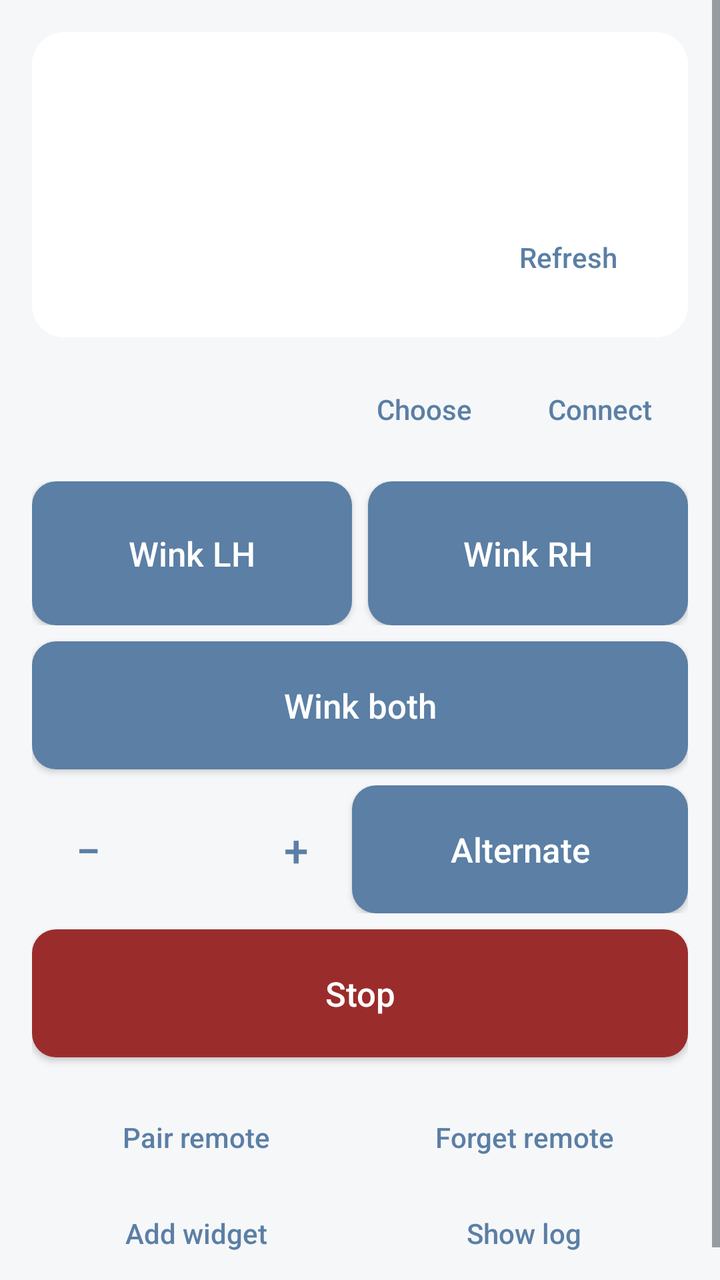
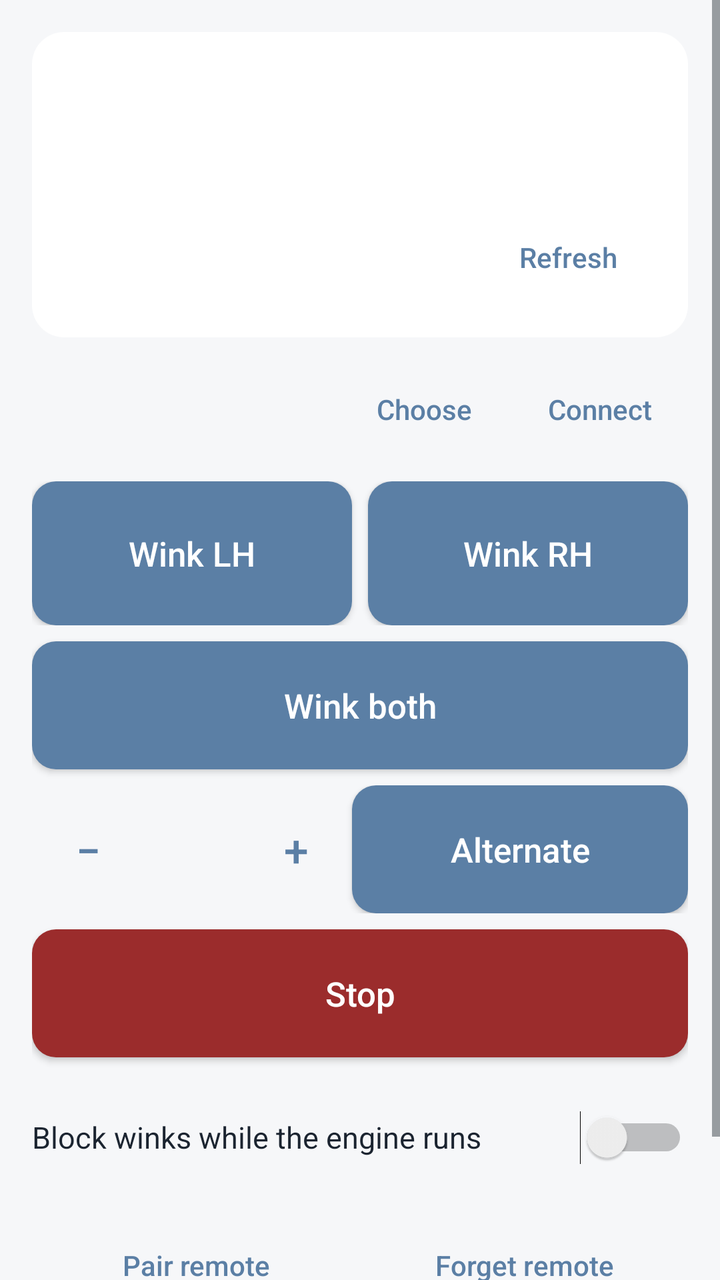

Screens rendered from an Android XML layout before and after an edit, with the pre-edit source and the edit as a unified diff.
<!-- AndroidManifest.xml: application theme Theme.ProbeWink -->
<!-- res/layout/activity_main.xml -->
<?xml version="1.0" encoding="utf-8"?>
<ScrollView xmlns:android="http://schemas.android.com/apk/res/android"
    android:layout_width="match_parent"
    android:layout_height="match_parent"
    android:fitsSystemWindows="true">

    <LinearLayout
        android:layout_width="match_parent"
        android:layout_height="wrap_content"
        android:orientation="vertical"
        android:padding="16dp">

        
        <LinearLayout
            android:layout_width="match_parent"
            android:layout_height="wrap_content"
            android:background="@drawable/card"
            android:orientation="vertical"
            android:padding="16dp">
            <TextView
                android:id="@+id/state"
                android:layout_width="wrap_content"
                android:layout_height="wrap_content"
                android:textColor="@color/text"
                android:textSize="30sp"
                android:textStyle="bold" />
            <TextView
                android:id="@+id/state_text"
                android:layout_width="match_parent"
                android:layout_height="wrap_content"
                android:layout_marginTop="4dp"
                android:textColor="@color/muted"
                android:textSize="15sp" />
            <TextView
                android:id="@+id/reply"
                android:layout_width="match_parent"
                android:layout_height="wrap_content"
                android:layout_marginTop="8dp"
                android:textColor="@color/fault"
                android:textSize="15sp"
                android:visibility="gone" />
            <LinearLayout
                android:layout_width="match_parent"
                android:layout_height="wrap_content"
                android:layout_marginTop="8dp"
                android:gravity="center_vertical"
                android:orientation="horizontal">
                <TextView
                    android:id="@+id/remote"
                    android:layout_width="0dp"
                    android:layout_height="wrap_content"
                    android:layout_weight="1"
                    android:textColor="@color/muted"
                    android:textSize="13sp" />
                <Button
                    android:id="@+id/btn_status"
                    style="@style/BtnQuiet"
                    android:layout_width="wrap_content"
                    android:layout_height="wrap_content"
                    android:text="Refresh" />
            </LinearLayout>
        </LinearLayout>

        
        <LinearLayout
            android:layout_width="match_parent"
            android:layout_height="wrap_content"
            android:layout_marginTop="12dp"
            android:gravity="center_vertical"
            android:orientation="horizontal">
            <TextView
                android:id="@+id/module"
                android:layout_width="0dp"
                android:layout_height="wrap_content"
                android:layout_weight="1"
                android:textColor="@color/text"
                android:textSize="14sp" />
            <Button
                android:id="@+id/btn_choose"
                style="@style/BtnQuiet"
                android:layout_width="wrap_content"
                android:layout_height="wrap_content"
                android:text="Choose" />
            <Button
                android:id="@+id/btn_connect"
                style="@style/BtnQuiet"
                android:layout_width="wrap_content"
                android:layout_height="wrap_content"
                android:text="Connect" />
        </LinearLayout>

        
        <LinearLayout
            android:layout_width="match_parent"
            android:layout_height="wrap_content"
            android:layout_marginTop="12dp"
            android:orientation="horizontal">
            <Button
                android:id="@+id/btn_lh"
                style="@style/Btn"
                android:layout_width="0dp"
                android:layout_height="72dp"
                android:layout_marginEnd="8dp"
                android:layout_weight="1"
                android:text="Wink LH" />
            <Button
                android:id="@+id/btn_rh"
                style="@style/Btn"
                android:layout_width="0dp"
                android:layout_height="72dp"
                android:layout_weight="1"
                android:text="Wink RH" />
        </LinearLayout>
        <Button
            android:id="@+id/btn_both"
            style="@style/Btn"
            android:layout_width="match_parent"
            android:layout_height="64dp"
            android:layout_marginTop="8dp"
            android:text="Wink both" />

        
        <LinearLayout
            android:layout_width="match_parent"
            android:layout_height="wrap_content"
            android:layout_marginTop="8dp"
            android:gravity="center_vertical"
            android:orientation="horizontal">
            <Button
                android:id="@+id/btn_alt_minus"
                style="@style/BtnQuiet"
                android:layout_width="56dp"
                android:layout_height="56dp"
                android:text="−"
                android:textSize="22sp" />
            <TextView
                android:id="@+id/alt_secs"
                android:layout_width="48dp"
                android:layout_height="wrap_content"
                android:gravity="center"
                android:textColor="@color/text"
                android:textSize="16sp" />
            <Button
                android:id="@+id/btn_alt_plus"
                style="@style/BtnQuiet"
                android:layout_width="56dp"
                android:layout_height="56dp"
                android:text="+"
                android:textSize="22sp" />
            <Button
                android:id="@+id/btn_alt"
                style="@style/Btn"
                android:layout_width="0dp"
                android:layout_height="64dp"
                android:layout_weight="1"
                android:text="Alternate" />
        </LinearLayout>

        <Button
            android:id="@+id/btn_stop"
            style="@style/Btn"
            android:layout_width="match_parent"
            android:layout_height="64dp"
            android:layout_marginTop="8dp"
            android:background="@drawable/btn_stop"
            android:text="Stop" />

        
        <LinearLayout
            android:layout_width="match_parent"
            android:layout_height="wrap_content"
            android:layout_marginTop="16dp"
            android:orientation="horizontal">
            <Button
                android:id="@+id/btn_pair"
                style="@style/BtnQuiet"
                android:layout_width="0dp"
                android:layout_height="wrap_content"
                android:layout_weight="1"
                android:text="Pair remote" />
            <Button
                android:id="@+id/btn_forget"
                style="@style/BtnQuiet"
                android:layout_width="0dp"
                android:layout_height="wrap_content"
                android:layout_weight="1"
                android:text="Forget remote" />
        </LinearLayout>
        <LinearLayout
            android:layout_width="match_parent"
            android:layout_height="wrap_content"
            android:orientation="horizontal">
            <Button
                android:id="@+id/btn_widget"
                style="@style/BtnQuiet"
                android:layout_width="0dp"
                android:layout_height="wrap_content"
                android:layout_weight="1"
                android:text="Add widget" />
            <Button
                android:id="@+id/btn_log"
                style="@style/BtnQuiet"
                android:layout_width="0dp"
                android:layout_height="wrap_content"
                android:layout_weight="1"
                android:text="Show log" />
        </LinearLayout>
        <FrameLayout
            android:id="@+id/log_box"
            android:layout_width="match_parent"
            android:layout_height="wrap_content"
            android:background="@drawable/card"
            android:padding="8dp"
            android:visibility="gone">
            <TextView
                android:id="@+id/log"
                android:layout_width="match_parent"
                android:layout_height="wrap_content"
                android:fontFamily="monospace"
                android:textColor="@color/muted"
                android:textIsSelectable="true"
                android:textSize="12sp" />
        </FrameLayout>
    </LinearLayout>
</ScrollView>
<!-- resources referenced by this layout -->
<resources>
  <color name="fault">#FFB3261E</color>
  <color name="muted">#FF5A6573</color>
  <color name="text">#FF1B2430</color>
  <!-- drawable btn_stop (drawable) -->
  <?xml version="1.0" encoding="utf-8"?>
  <selector xmlns:android="http://schemas.android.com/apk/res/android">
      <item android:state_enabled="false">
          <shape android:shape="rectangle">
              <corners android:radius="12dp" />
              <solid android:color="@color/muted" />
          </shape>
      </item>
      <item android:state_pressed="true">
          <shape android:shape="rectangle">
              <corners android:radius="12dp" />
              <solid android:color="@color/accent_soft" />
          </shape>
      </item>
      <item>
          <shape android:shape="rectangle">
              <corners android:radius="12dp" />
              <solid android:color="@color/stop" />
          </shape>
      </item>
  </selector>
  <!-- drawable card (drawable) -->
  <?xml version="1.0" encoding="utf-8"?>
  <shape xmlns:android="http://schemas.android.com/apk/res/android" android:shape="rectangle">
      <corners android:radius="16dp" />
      <solid android:color="@color/surface" />
  </shape>
  <style name="Btn" parent="android:Widget.DeviceDefault.Button">
          <item name="android:minHeight">56dp</item>
          <item name="android:textSize">17sp</item>
          <item name="android:textAllCaps">false</item>
          <item name="android:textColor">@color/on_accent</item>
          <item name="android:background">@drawable/btn_primary</item>
      </style>
  <style name="BtnQuiet" parent="android:Widget.DeviceDefault.Button.Borderless">
          <item name="android:minHeight">48dp</item>
          <item name="android:textAllCaps">false</item>
          <item name="android:textColor">@color/accent</item>
      </style>
  <style name="Theme.ProbeWink" parent="android:Theme.DeviceDefault.DayNight">
          <item name="android:windowBackground">@color/bg</item>
          <item name="android:colorAccent">@color/accent</item>
          <item name="android:statusBarColor">@color/bg</item>
          <item name="android:navigationBarColor">@color/bg</item>
      </style>
  <color name="accent_soft">#FFA0C4E2</color>
  <color name="stop">#FF9B2C2C</color>
  <color name="surface">#FFFFFFFF</color>
  <color name="on_accent">#FFFFFFFF</color>
  <!-- drawable btn_primary (drawable) -->
  <?xml version="1.0" encoding="utf-8"?>
  <selector xmlns:android="http://schemas.android.com/apk/res/android">
      <item android:state_enabled="false">
          <shape android:shape="rectangle">
              <corners android:radius="12dp" />
              <solid android:color="@color/muted" />
          </shape>
      </item>
      <item android:state_pressed="true">
          <shape android:shape="rectangle">
              <corners android:radius="12dp" />
              <solid android:color="@color/accent_soft" />
          </shape>
      </item>
      <item>
          <shape android:shape="rectangle">
              <corners android:radius="12dp" />
              <solid android:color="@color/accent" />
          </shape>
      </item>
  </selector>
  <color name="accent">#FF5B7FA5</color>
  <color name="bg">#FFF6F7F9</color>
</resources>

<!-- the commit's change to res/layout/activity_main.xml (unified diff, before → after) -->
@@ -166,6 +166,17 @@
             android:text="Stop" />
 
         
+        <Switch
+            android:id="@+id/drive_lock"
+            android:layout_width="match_parent"
+            android:layout_height="wrap_content"
+            android:layout_marginTop="16dp"
+            android:minHeight="48dp"
+            android:text="Block winks while the engine runs"
+            android:textColor="@color/text"
+            android:textSize="15sp" />
+
+        
         <LinearLayout
             android:layout_width="match_parent"
             android:layout_height="wrap_content"
